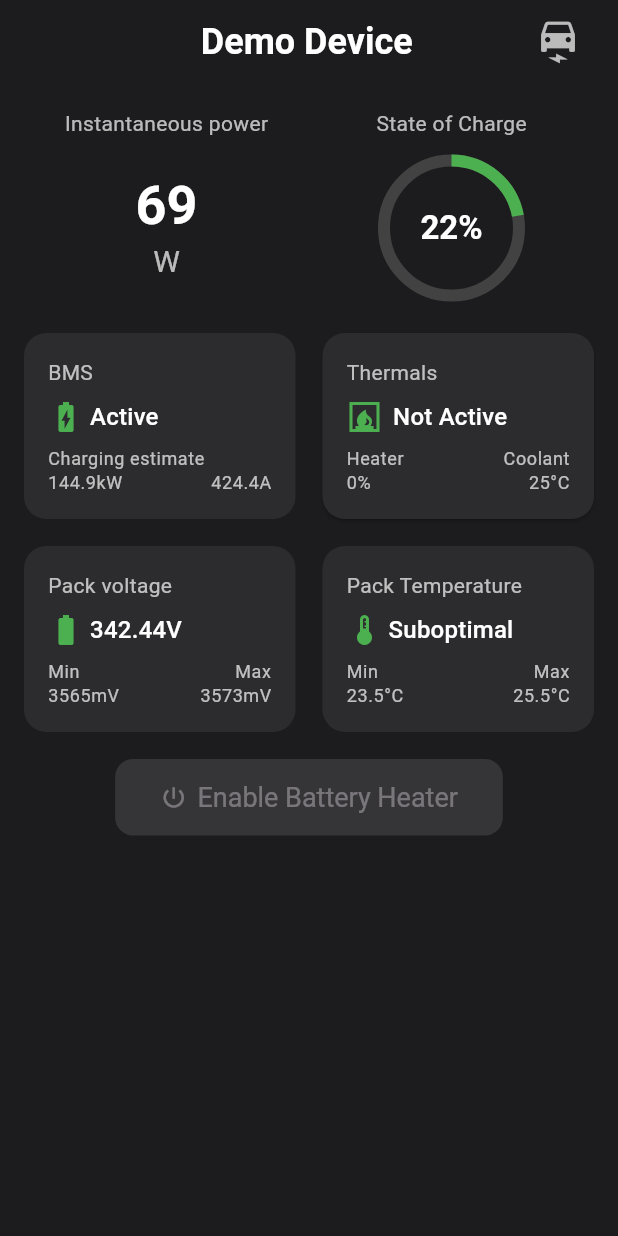
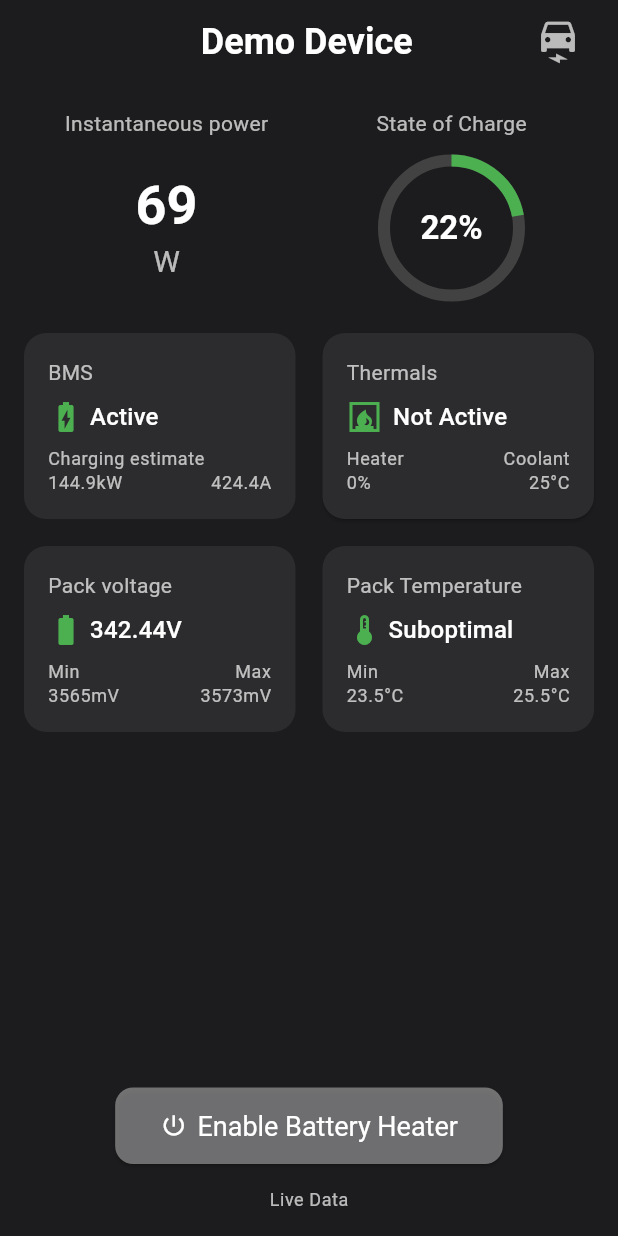
Before and after one commit to jagheterfredrik/fahrenclient, a Flutter app: the DetailedViewPage screen opened directly, after a tap on "Enable Battery Heater", on a phone screen of 412 x 824 dp. Run offline on Flutter 3.47's test engine with Material 3 defaults, Android fonts, the light colour scheme and no system bars; our stand-ins replace permission_handler, shared_preferences; missing offline and left inert: universal_ble; accounts and stored records are empty.

Commit message:
add data age and abi versioning

```diff
--- a/lib/battery_data.dart
+++ b/lib/battery_data.dart
@@ -2,6 +2,8 @@ import 'dart:math';
 import 'dart:typed_data';
 
 class BatteryData {
+  final int dataVersion; // uint8_t
+  final int dataAge; // uint32_t
   final int bmsMode; // uint8_t
   final int bmsCurrent; // uint16_t, X - 16300
   final int bmsVoltage; // uint16_t, X * 2.5
@@ -21,6 +23,8 @@ class BatteryData {
   final int powerBatteryHeatingReqWatt; // uint8_t
 
   BatteryData({
+    required this.dataVersion,
+    required this.dataAge,
     required this.bmsMode,
     required this.bmsCurrent,
     required this.bmsVoltage,
@@ -43,6 +47,10 @@ class BatteryData {
   factory BatteryData.fromBytes(Uint8List bytes) {
     final ByteData byteData = ByteData.sublistView(bytes);
     int offset = 0;
+    final int dataVersion = byteData.getUint8(offset);
+    offset += 1;
+    final int dataAge = byteData.getUint32(offset, Endian.little);
+    offset += 4;
     final int bmsMode = byteData.getUint8(offset);
     offset += 1;
     final int bmsCurrent = byteData.getUint16(offset, Endian.little);
@@ -79,6 +87,8 @@ class BatteryData {
     offset += 1;
 
     return BatteryData(
+      dataAge: dataAge,
+      dataVersion: dataVersion,
       bmsMode: bmsMode,
       bmsCurrent: bmsCurrent,
       bmsVoltage: bmsVoltage,
--- a/lib/config.dart
+++ b/lib/config.dart
@@ -3,4 +3,4 @@ const String kServiceUuid = 'ABCD';
 const String kHeatingCharacteristicUuid = 'DEAD';
 const String kManufacturerNameCharacteristicUuid = 'F00D';
 const String kBatteryDataCharacteristicUuid = 'BABE';
-const String kDemoBatteryDataHexString = '01AA3F5A056715A9054A08BA01270D82017F830D0A050A000000';
+const String kDemoBatteryDataHexString = '010000000001AA3F5A056715A9054A08BA01270D82017F830D0A050A000000';
--- a/lib/detailed_view_page.dart
+++ b/lib/detailed_view_page.dart
@@ -386,6 +386,26 @@ class DetailedViewPageState extends State<DetailedViewPage>
     }
   }
 
+  String _formatDuration(int seconds) {
+    if (seconds <= 1) {
+      return 'Live Data';
+    } else if (seconds < 60) {
+      return 'Data from $seconds second${seconds == 1 ? '' : 's'} ago';
+    } else if (seconds < 3600) {
+      int minutes = seconds ~/ 60;
+      return 'Data from $minutes minute${minutes == 1 ? '' : 's'} ago';
+    } else if (seconds < 86400) {
+      int hours = seconds ~/ 3600;
+      return 'Data from $hours hour${hours == 1 ? '' : 's'} ago';
+    } else if (seconds > 0xffffff00) {
+      return 'No data received';
+    } else {
+      int days = seconds ~/ 86400;
+      int hours = (seconds % 86400) ~/ 3600;
+      return 'Data from $days day${days == 1 ? '' : 's'}, $hours hour${hours == 1 ? '' : 's'} ago';
+    }
+  }
+
   Widget _buildMainContent() {
     if (_batteryData == null) {
       return const Center(
@@ -551,41 +571,6 @@ class DetailedViewPageState extends State<DetailedViewPage>
             ),
           ),
           const SizedBox(height: 14),
-
-          // "Enable Battery Heater" button
-          Padding(
-            padding: const EdgeInsets.symmetric(horizontal: 12.0),
-            child: Center(
-              child: ElevatedButton.icon(
-                onPressed:
-                    _isHeatingCharacteristicUpdating || _isLoadingCharacteristic
-                    ? null
-                    : () => _writeHeatingCharacteristic(
-                        !(_isHeatingEnabled ?? false),
-                      ),
-                icon: const Icon(Icons.power_settings_new),
-                label: Text(
-                  _isHeatingEnabled == true
-                      ? 'Disable Battery Heater'
-                      : 'Enable Battery Heater',
-                ),
-                style: ElevatedButton.styleFrom(
-                  backgroundColor: _isHeatingEnabled == true
-                      ? Colors.red
-                      : Colors.green,
-                  foregroundColor: Colors.white,
-                  padding: const EdgeInsets.symmetric(
-                    horizontal: 30,
-                    vertical: 15,
-                  ),
-                  shape: RoundedRectangleBorder(
-                    borderRadius: BorderRadius.circular(12),
-                  ),
-                  textStyle: const TextStyle(fontSize: 18),
-                ),
-              ),
-            ),
-          ),
         ],
       ),
     );
@@ -685,13 +670,83 @@ class DetailedViewPageState extends State<DetailedViewPage>
         ),
         elevation: 0,
       ),
-      body: Stack(
+      body: Column(
         children: [
-          if (_isConnected) _buildMainContent(),
-          if (_isLoadingCharacteristic || !_isConnected)
-            Container(
-              color: Theme.of(context).scaffoldBackgroundColor,
-              child: _buildStatusScreens(),
+          Expanded(
+            child: Stack(
+              children: [
+                if (_isConnected) _buildMainContent(),
+                if (_isLoadingCharacteristic || !_isConnected)
+                  Container(
+                    color: Theme.of(context).scaffoldBackgroundColor,
+                    child: _buildStatusScreens(),
+                  ),
+              ],
+            ),
+          ),
+          if (_isConnected)
+            Padding(
+              padding: const EdgeInsets.symmetric(vertical: 16.0),
+              child: Center(
+                child: ElevatedButton.icon(
+                  onPressed: () {
+                    if (_isHeatingCharacteristicUpdating) {
+                      _showErrorSnackbar(
+                          'Heating request already in progress.');
+                    } else if (_batteryData != null &&
+                        (_batteryData!.bmsMode == 6)) {
+                      _showErrorSnackbar(
+                          'Heating cannot be requested while the car is DC charging.');
+                    } else if (_batteryData != null &&
+                        (_batteryData!.bmsMode != 1 ||
+                        _batteryData!.dataAge > 5)) {
+                      _showErrorSnackbar(
+                          'Heating can only be requested with the car powered on.');
+                    } else {
+                      _writeHeatingCharacteristic(!(_isHeatingEnabled ?? false));
+                    }
+                  },
+                  icon: const Icon(Icons.power_settings_new),
+                  label: Text(
+                    _isHeatingEnabled == true
+                        ? 'Disable Battery Heater'
+                        : 'Enable Battery Heater',
+                  ),
+                  style: ElevatedButton.styleFrom(
+                    backgroundColor: (_isHeatingCharacteristicUpdating ||
+                            _isLoadingCharacteristic ||
+                            (_batteryData != null &&
+                                _batteryData!.bmsMode != 1) ||
+                            (_batteryData != null && _batteryData!.dataAge > 5))
+                        ? Theme.of(context).disabledColor
+                        : (_isHeatingEnabled == true
+                            ? Colors.red
+                            : Colors.green),
+                    foregroundColor: Colors.white,
+                    padding: const EdgeInsets.symmetric(
+                      horizontal: 30,
+                      vertical: 15,
+                    ),
+                    shape: RoundedRectangleBorder(
+                      borderRadius: BorderRadius.circular(12),
+                    ),
+                    textStyle: const TextStyle(fontSize: 18),
+                  ),
+                ),
+              ),
+            ),
+          if (_isConnected && _batteryData != null)
+            Align(
+              alignment: Alignment.bottomCenter,
+              child: Padding(
+                padding: const EdgeInsets.only(bottom: 16.0),
+                child: Text(
+                  _formatDuration(_batteryData!.dataAge),
+                  style: Theme.of(context).textTheme.bodySmall?.copyWith(
+                        color: Colors.white70,
+                      ),
+                ),
+              ),
             ),
         ],
       ),
@@ -850,7 +905,7 @@ class DetailedViewPageState extends State<DetailedViewPage>
                   children: [
                     Text(
                       _batteryData!.bmsMode != 7
-                          ? '${_batteryData?.maxChargePowerKw?.toStringAsFixed(1) ?? 'N/A'}kW'
+                          ? '${_batteryData?.maxChargePowerKw.toStringAsFixed(1) ?? 'N/A'}kW'
                           : '-',
                       style: Theme.of(
                         context,
@@ -858,7 +913,7 @@ class DetailedViewPageState extends State<DetailedViewPage>
                     ),
                     Text(
                       _batteryData!.bmsMode != 7
-                          ? '${_batteryData?.maxChargeCurrentAmpCalculated?.toStringAsFixed(1) ?? 'N/A'}A'
+                          ? '${_batteryData?.maxChargeCurrentAmpCalculated.toStringAsFixed(1) ?? 'N/A'}A'
                           : '-',
                       style: Theme.of(
                         context,
```
